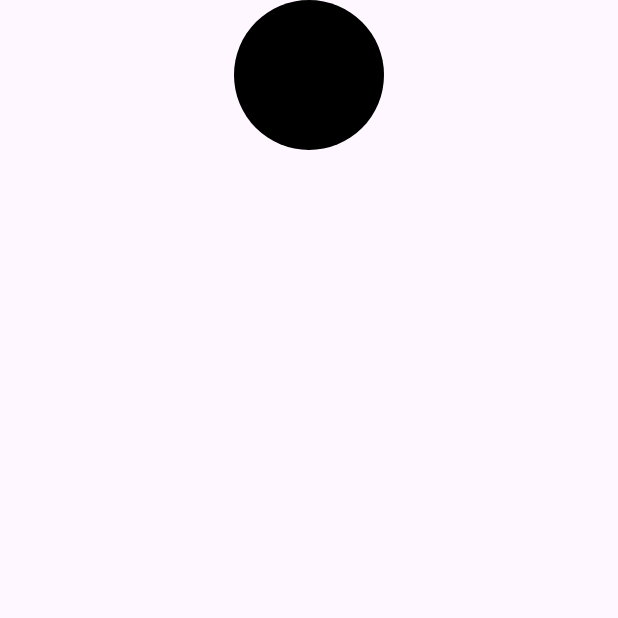
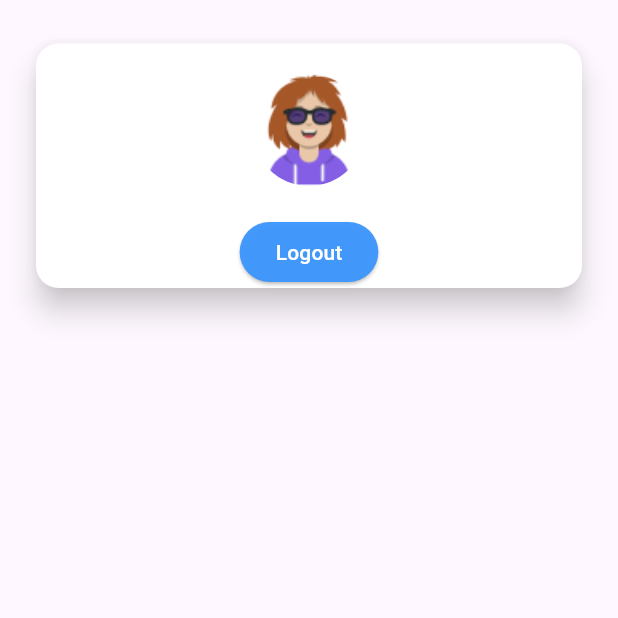
Before and after one commit to Royhan2123/Aplikasi-Mbanking, a Flutter app: the AccountScreen screen opened directly, on a phone screen of 412 x 824 dp, the top half of it. Run offline on Flutter 3.47's test engine with Material 3 defaults, Android fonts, the phone set to English and light mode, and no system bars; our stand-ins replace animate_do, another_flushbar, bloc, dio, equatable, flutter_secure_storage and 5 more; accounts and stored records are empty.

Commit message:
account screen

```diff
--- a/lib/ui/pages/page/account_screen.dart
+++ b/lib/ui/pages/page/account_screen.dart
@@ -1,4 +1,3 @@
-
 import 'package:aplikasi_mbanking/style/color/style_color.dart';
 import 'package:flutter/material.dart';
 
@@ -14,6 +13,10 @@ class _AccountScreenState extends State<AccountScreen> {
   Widget build(BuildContext context) {
     return Scaffold(
       body: ListView(
+        padding: const EdgeInsets.symmetric(
+          horizontal: 20,
+          vertical: 25,
+        ),
         children: [
           bodys(),
         ],
@@ -22,12 +25,50 @@ class _AccountScreenState extends State<AccountScreen> {
   }
 
   Widget bodys() {
-    return Container(
-      height: 100,
-      width: 100,
-      decoration: BoxDecoration(
-        shape: BoxShape.circle,
-        color: black,
+    return Card(
+      shape: RoundedRectangleBorder(
+        borderRadius: BorderRadius.circular(
+          15,
+        ),
+      ),
+      color: Colors.white,
+      elevation: 8,
+      shadowColor: lightGrey,
+      child: Column(
+        mainAxisAlignment: MainAxisAlignment.center,
+        children: [
+          const SizedBox(
+            height: 20,
+          ),
+          Container(
+            width: 75,
+            height: 75,
+            decoration: const BoxDecoration(
+              shape: BoxShape.circle,
+              image: DecorationImage(
+                  image: AssetImage("assets/images/avatar.png"),
+                  fit: BoxFit.cover),
+            ),
+          ),
+          const SizedBox(
+            height: 20,
+          ),
+          ElevatedButton(
+            style: ElevatedButton.styleFrom(
+              backgroundColor: blues,
+            ),
+            onPressed: () {
+              Navigator.pushNamedAndRemoveUntil(
+                  context, "/loginScreen", (route) => false);
+            },
+            child: const Text(
+              "Logout",
+              style: TextStyle(
+                color: Colors.white,
+              ),
+            ),
+          )
+        ],
       ),
     );
   }
```
Also changed, not shown: lib/style/color/style_color.dart (line endings or trailing spaces).
